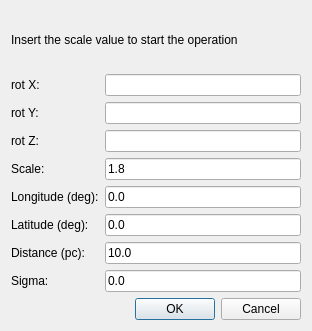
Above: Code/ui/simcollapsedialog.ui from VisIVOLab/ViaLacteaVisualAnalytics before the change. Below: the same form after it.
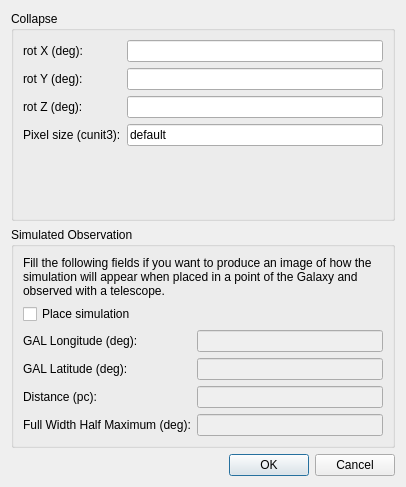
That is the form after the change.

Commit message: Update SimCube Collapse Dialog

```diff
--- a/Code/ui/simcollapsedialog.ui
+++ b/Code/ui/simcollapsedialog.ui
@@ -6,30 +6,27 @@
    <rect>
     <x>0</x>
     <y>0</y>
-    <width>312</width>
-    <height>331</height>
+    <width>406</width>
+    <height>487</height>
    </rect>
   </property>
   <property name="windowTitle">
    <string>Collapse</string>
   </property>
-  <layout class="QVBoxLayout" name="verticalLayout">
+  <layout class="QVBoxLayout" name="verticalLayout_2">
    <item>
-    <widget class="QLabel" name="label_4">
-     <property name="text">
-      <string>Insert the scale value to start the operation</string>
+    <widget class="QGroupBox" name="groupBox">
+     <property name="title">
+      <string>Collapse</string>
      </property>
-    </widget>
-   </item>
-   <item>
     <layout class="QFormLayout" name="formLayout">
-     <property name="fieldGrowthPolicy">
-      <enum>QFormLayout::ExpandingFieldsGrow</enum>
-     </property>
      <item row="0" column="0">
       <widget class="QLabel" name="label">
        <property name="text">
-        <string>rot X:</string>
+         <string>rot X (deg):</string>
+        </property>
+        <property name="buddy">
+         <cstring>textX</cstring>
        </property>
       </widget>
      </item>
@@ -43,7 +40,10 @@
      <item row="1" column="0">
       <widget class="QLabel" name="label_2">
        <property name="text">
-        <string>rot Y:</string>
+         <string>rot Y (deg):</string>
+        </property>
+        <property name="buddy">
+         <cstring>textY</cstring>
        </property>
       </widget>
      </item>
@@ -57,7 +57,10 @@
      <item row="2" column="0">
       <widget class="QLabel" name="label_3">
        <property name="text">
-        <string>rot Z:</string>
+         <string>rot Z (deg):</string>
+        </property>
+        <property name="buddy">
+         <cstring>textZ</cstring>
        </property>
       </widget>
      </item>
@@ -71,88 +74,155 @@
      <item row="3" column="0">
       <widget class="QLabel" name="label_5">
        <property name="text">
-        <string>Scale:</string>
-       </property>
-      </widget>
-     </item>
-     <item row="4" column="0">
+         <string>Pixel size (cunit3):</string>
+        </property>
+        <property name="buddy">
+         <cstring>textScale</cstring>
+        </property>
+       </widget>
+      </item>
+      <item row="3" column="1">
+       <widget class="QLineEdit" name="textScale">
+        <property name="toolTip">
+         <string>Size of the pixel.</string>
+        </property>
+        <property name="text">
+         <string>default</string>
+        </property>
+       </widget>
+      </item>
+     </layout>
+    </widget>
+   </item>
+   <item>
+    <widget class="QGroupBox" name="groupBox_2">
+     <property name="title">
+      <string>Simulated Observation</string>
+     </property>
+     <layout class="QVBoxLayout" name="verticalLayout">
+      <item>
+       <widget class="QLabel" name="label_10">
+        <property name="text">
+         <string>Fill the following fields if you want to produce an image of how the simulation will appear when placed in a point of the Galaxy and observed with a telescope. </string>
+        </property>
+        <property name="wordWrap">
+         <bool>true</bool>
+        </property>
+       </widget>
+      </item>
+      <item>
+       <widget class="QCheckBox" name="checkPlace">
+        <property name="text">
+         <string>Place simulation</string>
+        </property>
+       </widget>
+      </item>
+      <item>
+       <layout class="QFormLayout" name="formLayout_2">
+        <item row="0" column="0">
       <widget class="QLabel" name="label_6">
        <property name="text">
-        <string>Longitude (deg):</string>
-       </property>
-      </widget>
-     </item>
-     <item row="5" column="0">
+           <string>GAL Longitude (deg):</string>
+          </property>
+          <property name="buddy">
+           <cstring>textLon</cstring>
+          </property>
+         </widget>
+        </item>
+        <item row="0" column="1">
+         <widget class="QLineEdit" name="textLon">
+          <property name="enabled">
+           <bool>false</bool>
+          </property>
+          <property name="toolTip">
+           <string>Galactic longitude of the point where the simulation is to be placed.</string>
+          </property>
+          <property name="text">
+           <string/>
+          </property>
+         </widget>
+        </item>
+        <item row="1" column="0">
       <widget class="QLabel" name="label_7">
        <property name="text">
-        <string>Latitude (deg):</string>
-       </property>
-      </widget>
-     </item>
-     <item row="6" column="0">
+           <string>GAL Latitude (deg):</string>
+          </property>
+          <property name="buddy">
+           <cstring>textLat</cstring>
+          </property>
+         </widget>
+        </item>
+        <item row="1" column="1">
+         <widget class="QLineEdit" name="textLat">
+          <property name="enabled">
+           <bool>false</bool>
+          </property>
+          <property name="toolTip">
+           <string>Galactic latitude of the point where the simulation is to be placed.</string>
+          </property>
+          <property name="text">
+           <string/>
+          </property>
+         </widget>
+        </item>
+        <item row="2" column="0">
       <widget class="QLabel" name="label_8">
        <property name="text">
         <string>Distance (pc):</string>
        </property>
-      </widget>
-     </item>
-     <item row="7" column="0">
+          <property name="buddy">
+           <cstring>textDistance</cstring>
+          </property>
+         </widget>
+        </item>
+        <item row="2" column="1">
+         <widget class="QLineEdit" name="textDistance">
+          <property name="enabled">
+           <bool>false</bool>
+          </property>
+          <property name="toolTip">
+           <string>Distance of the point where the simulation is to be placed.</string>
+          </property>
+          <property name="text">
+           <string/>
+          </property>
+         </widget>
+        </item>
+        <item row="3" column="0">
       <widget class="QLabel" name="label_9">
+          <property name="text">
+           <string>Full Width Half Maximum (deg):</string>
+          </property>
+          <property name="buddy">
+           <cstring>textSigma</cstring>
+          </property>
+         </widget>
+        </item>
+        <item row="3" column="1">
+         <widget class="QLineEdit" name="textSigma">
+          <property name="enabled">
+           <bool>false</bool>
+          </property>
        <property name="toolTip">
         <string>Half-width at half-maximum</string>
        </property>
        <property name="text">
-        <string>Sigma:</string>
+           <string/>
        </property>
       </widget>
      </item>
-     <item row="8" column="1">
+       </layout>
+      </item>
+     </layout>
+    </widget>
+   </item>
+   <item>
       <widget class="QDialogButtonBox" name="buttonBox">
        <property name="standardButtons">
         <set>QDialogButtonBox::Cancel|QDialogButtonBox::Ok</set>
        </property>
       </widget>
      </item>
-     <item row="3" column="1">
-      <widget class="QLineEdit" name="textScale">
-       <property name="text">
-        <string>1.8</string>
-       </property>
-      </widget>
-     </item>
-     <item row="4" column="1">
-      <widget class="QLineEdit" name="textLon">
-       <property name="text">
-        <string>0.0</string>
-       </property>
-      </widget>
-     </item>
-     <item row="5" column="1">
-      <widget class="QLineEdit" name="textLat">
-       <property name="text">
-        <string>0.0</string>
-       </property>
-      </widget>
-     </item>
-     <item row="6" column="1">
-      <widget class="QLineEdit" name="textDistance">
-       <property name="text">
-        <string>10.0</string>
-       </property>
-      </widget>
-     </item>
-     <item row="7" column="1">
-      <widget class="QLineEdit" name="textSigma">
-       <property name="toolTip">
-        <string>Set 0 to not filter the image</string>
-       </property>
-       <property name="text">
-        <string>0.0</string>
-       </property>
-      </widget>
-     </item>
-    </layout>
-   </item>
   </layout>
  </widget>
  <tabstops>
```
Left out of the diff: 84 changed lines with no effect on the pictures. Lines whose indentation alone changed are shown as unchanged. The commit also changes 1 other file.
